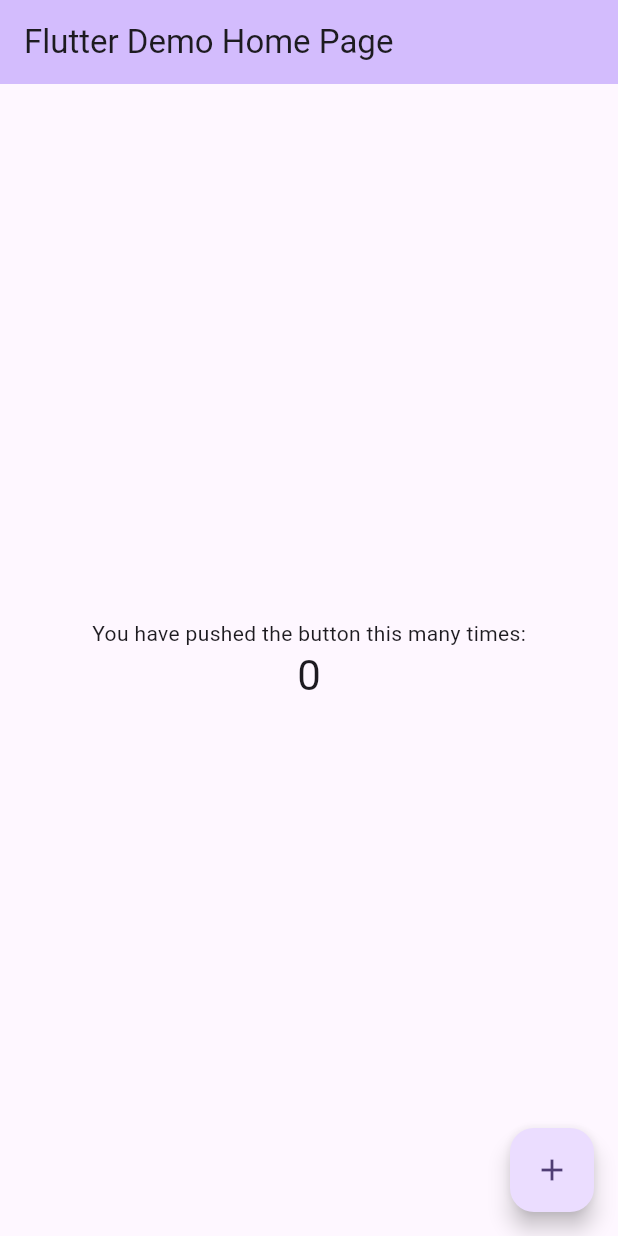
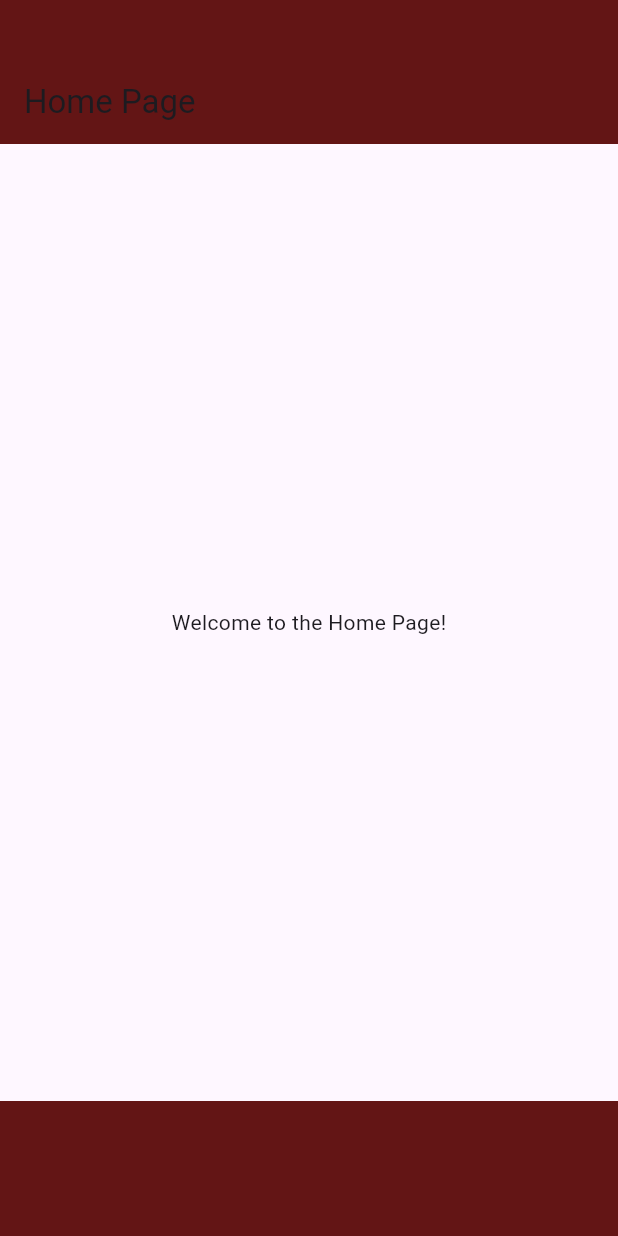
Before and after one commit to emaanbaluj/universityofsouthamptonisoc-app, a Flutter app: the screen it shows after launch, on a phone screen of 412 x 824 dp. Run offline on Flutter 3.47's test engine with Material 3 defaults, Android fonts, the phone set to English and light mode, and no system bars.

Commit message:
Set-up IOS Emulator and created AppBar for home page

```diff
--- a/client/lib/main.dart
+++ b/client/lib/main.dart
@@ -1,3 +1,4 @@
+import 'package:client/pages/home.dart';
 import 'package:flutter/material.dart';
 
 void main() {
@@ -7,119 +8,11 @@
 class MyApp extends StatelessWidget {
   const MyApp({super.key});
 
-  // This widget is the root of your application.
   @override
   Widget build(BuildContext context) {
-    return MaterialApp(
-      title: 'Flutter Demo',
-      theme: ThemeData(
-        // This is the theme of your application.
-        //
-        // TRY THIS: Try running your application with "flutter run". You'll see
-        // the application has a purple toolbar. Then, without quitting the app,
-        // try changing the seedColor in the colorScheme below to Colors.green
-        // and then invoke "hot reload" (save your changes or press the "hot
-        // reload" button in a Flutter-supported IDE, or press "r" if you used
-        // the command line to start the app).
-        //
-        // Notice that the counter didn't reset back to zero; the application
-        // state is not lost during the reload. To reset the state, use hot
-        // restart instead.
-        //
-        // This works for code too, not just values: Most code changes can be
-        // tested with just a hot reload.
-        colorScheme: ColorScheme.fromSeed(seedColor: Colors.deepPurple),
-        useMaterial3: true,
-      ),
-      home: const MyHomePage(title: 'Flutter Demo Home Page'),
+    return const MaterialApp(
+      debugShowCheckedModeBanner: false,
+      home: HomePage()
     );
   }
 }
-
-class MyHomePage extends StatefulWidget {
-  const MyHomePage({super.key, required this.title});
-
-  // This widget is the home page of your application. It is stateful, meaning
-  // that it has a State object (defined below) that contains fields that affect
-  // how it looks.
-
-  // This class is the configuration for the state. It holds the values (in this
-  // case the title) provided by the parent (in this case the App widget) and
-  // used by the build method of the State. Fields in a Widget subclass are
-  // always marked "final".
-
-  final String title;
-
-  @override
-  State<MyHomePage> createState() => _MyHomePageState();
-}
-
-class _MyHomePageState extends State<MyHomePage> {
-  int _counter = 0;
-
-  void _incrementCounter() {
-    setState(() {
-      // This call to setState tells the Flutter framework that something has
-      // changed in this State, which causes it to rerun the build method below
-      // so that the display can reflect the updated values. If we changed
-      // _counter without calling setState(), then the build method would not be
-      // called again, and so nothing would appear to happen.
-      _counter++;
-    });
-  }
-
-  @override
-  Widget build(BuildContext context) {
-    // This method is rerun every time setState is called, for instance as done
-    // by the _incrementCounter method above.
-    //
-    // The Flutter framework has been optimized to make rerunning build methods
-    // fast, so that you can just rebuild anything that needs updating rather
-    // than having to individually change instances of widgets.
-    return Scaffold(
-      appBar: AppBar(
-        // TRY THIS: Try changing the color here to a specific color (to
-        // Colors.amber, perhaps?) and trigger a hot reload to see the AppBar
-        // change color while the other colors stay the same.
-        backgroundColor: Theme.of(context).colorScheme.inversePrimary,
-        // Here we take the value from the MyHomePage object that was created by
-        // the App.build method, and use it to set our appbar title.
-        title: Text(widget.title),
-      ),
-      body: Center(
-        // Center is a layout widget. It takes a single child and positions it
-        // in the middle of the parent.
-        child: Column(
-          // Column is also a layout widget. It takes a list of children and
-          // arranges them vertically. By default, it sizes itself to fit its
-          // children horizontally, and tries to be as tall as its parent.
-          //
-          // Column has various properties to control how it sizes itself and
-          // how it positions its children. Here we use mainAxisAlignment to
-          // center the children vertically; the main axis here is the vertical
-          // axis because Columns are vertical (the cross axis would be
-          // horizontal).
-          //
-          // TRY THIS: Invoke "debug painting" (choose the "Toggle Debug Paint"
-          // action in the IDE, or press "p" in the console), to see the
-          // wireframe for each widget.
-          mainAxisAlignment: MainAxisAlignment.center,
-          children: <Widget>[
-            const Text(
-              'You have pushed the button this many times:',
-            ),
-            Text(
-              '$_counter',
-              style: Theme.of(context).textTheme.headlineMedium,
-            ),
-          ],
-        ),
-      ),
-      floatingActionButton: FloatingActionButton(
-        onPressed: _incrementCounter,
-        tooltip: 'Increment',
-        child: const Icon(Icons.add),
-      ), // This trailing comma makes auto-formatting nicer for build methods.
-    );
-  }
-}
--- /dev/null
+++ b/client/lib/pages/home.dart
@@ -0,0 +1,49 @@
+import 'package:flutter/material.dart';
+
+class HomePage extends StatelessWidget {
+  const HomePage({super.key});
+
+  @override
+  Widget build(BuildContext context) {
+    return Scaffold(
+      body: Column(
+        children: [
+          Container(
+            color: Color(0xFF631515),
+            height: 40.0,  // Adjust the height as needed
+          ),
+          Expanded(
+            child: Scaffold(
+              appBar: AppBar(
+                title: Text('Home Page'),
+                backgroundColor: Color(0xFF631515),
+              ),
+              body: Center(
+                child: Text('Welcome to the Home Page!'),
+              ),
+            ),
+          ),
+          Container(
+            color: Color(0xFF631515),
+            height: 90.0,  // Adjust the height as needed
+          ),
+        ],
+      ),
+    );
+  }
+}
+
+void main() {
+  runApp(const MyApp());
+}
+
+class MyApp extends StatelessWidget {
+  const MyApp({super.key});
+
+  @override
+  Widget build(BuildContext context) {
+    return MaterialApp(
+      home: HomePage(),
+    );
+  }
+}
```
Also changed, not shown: client/pubspec.lock.
